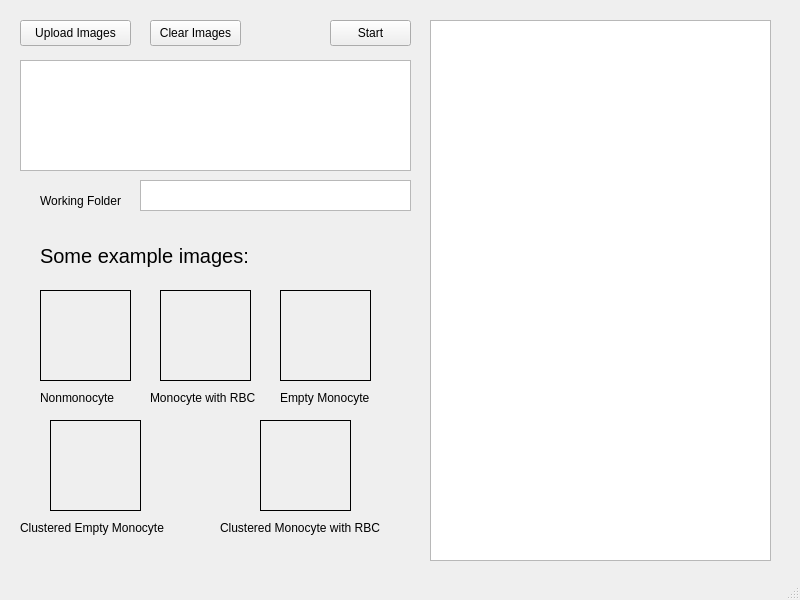
Koi199/Blood-Cell-Classification, file Finalpipeline/gui/main_window.ui: the form before one commit.
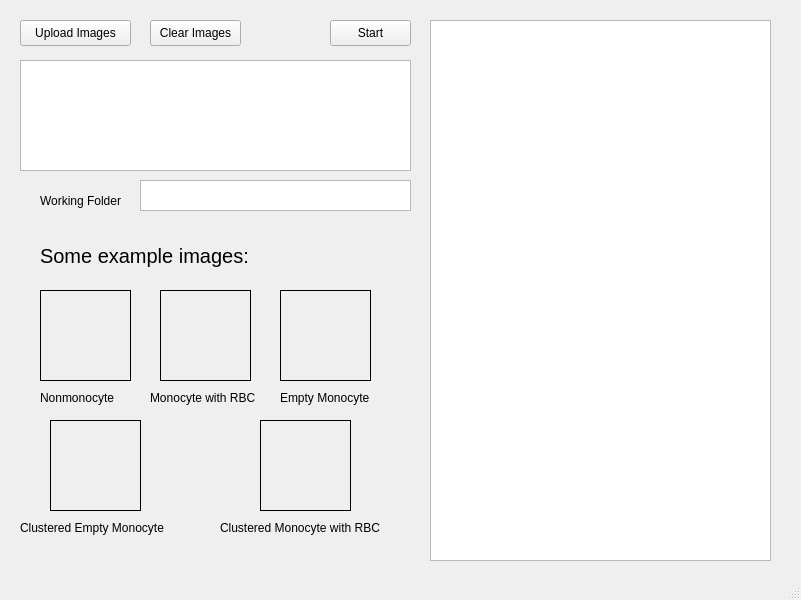
The form after the commit.

What changed in the file:
```diff
--- a/Finalpipeline/gui/main_window.ui
+++ b/Finalpipeline/gui/main_window.ui
@@ -6,7 +6,7 @@
    <rect>
     <x>0</x>
     <y>0</y>
-    <width>800</width>
+    <width>801</width>
     <height>600</height>
    </rect>
   </property>
```
